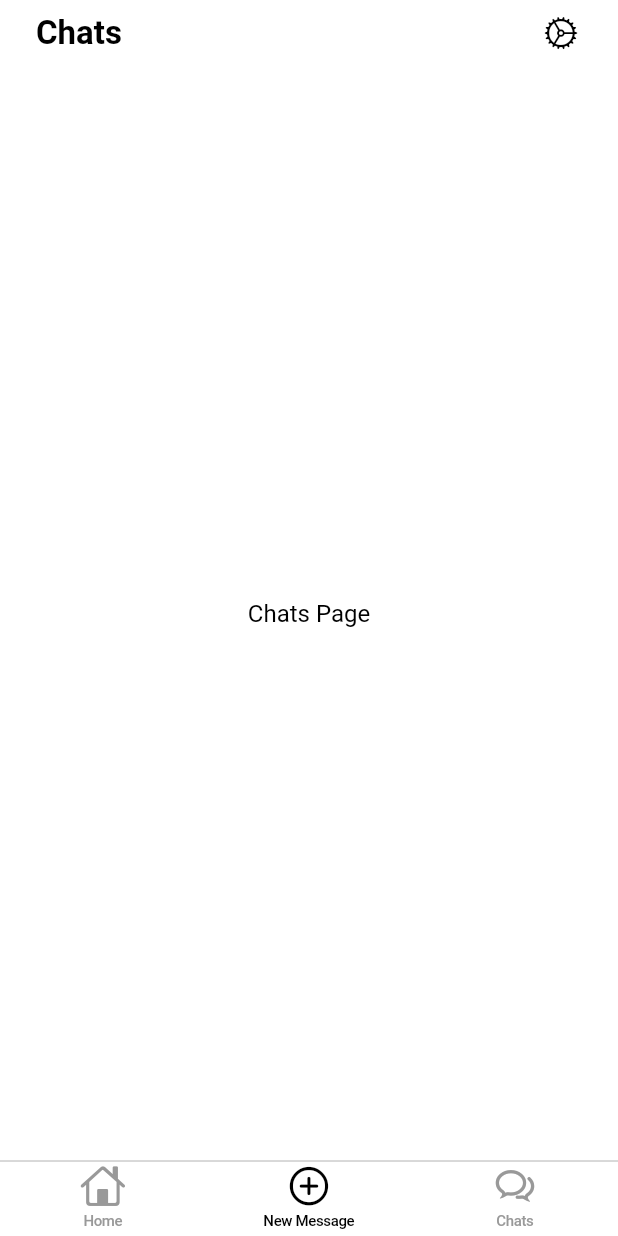
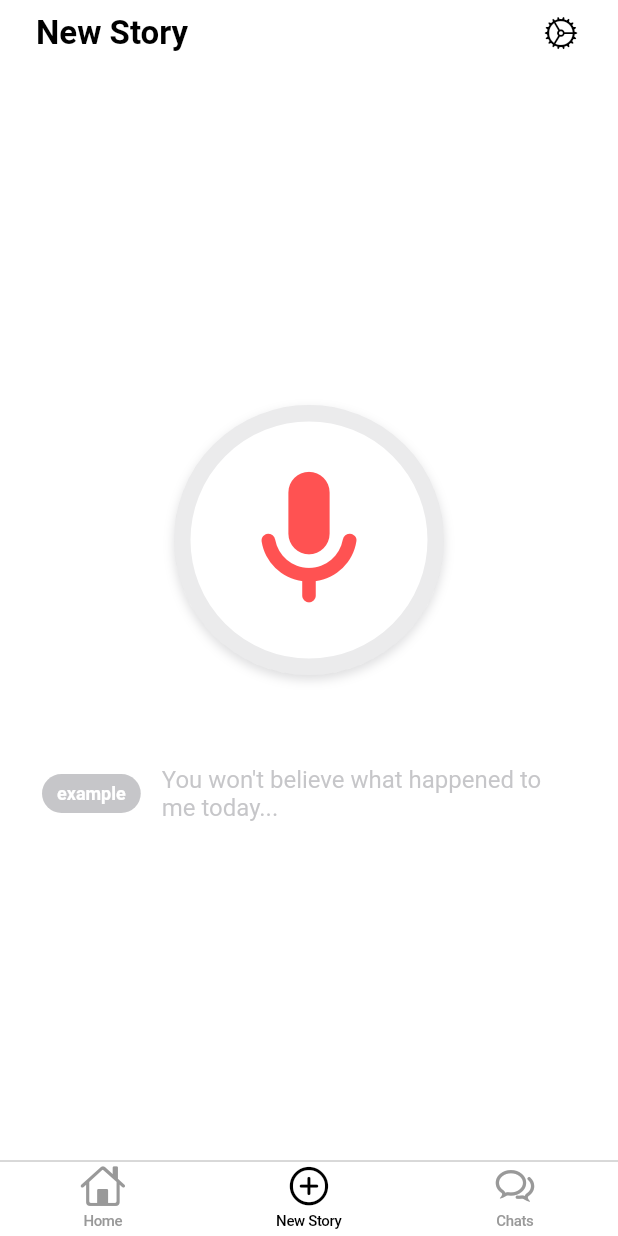
Before and after one commit to ekankr2/listen, a Flutter app: the BaseScaffold screen opened directly, item 2 of the bottom bar chosen, on a phone screen of 412 x 824 dp. Run offline on Flutter 3.47's test engine with Material 3 defaults, Android fonts, the phone set to English and light mode, and no system bars; our stand-ins replace get, get_storage, supabase_flutter; accounts and stored records are empty; project files that could hold a hidden picture were left out.

Commit message:
create new story page ui

```diff
--- a/app/lib/app/routes.dart
+++ b/app/lib/app/routes.dart
@@ -1,10 +1,11 @@
 import 'package:app/presentation/pages/chats/chats_page.dart';
 import 'package:app/presentation/pages/home/home_page.dart';
+import 'package:app/presentation/pages/new-story/new_story_page.dart';
 import 'package:app/presentation/pages/settings/settings_page.dart';
 import 'package:get/get.dart';
 
 class AppPages {
-  static const initial = Routes.home;
+  static const initial = Routes.newStory;
 
   static final routes = [
     GetPage(
@@ -12,8 +13,12 @@ class AppPages {
         page: () => const HomePage(title: 'Listen'),
         transition: Transition.noTransition),
     GetPage(
+        name: '/new-story',
+        page: () => const NewStoryPage(),
+        transition: Transition.noTransition),
+    GetPage(
         name: '/chats',
-        page: () => const Chats(),
+        page: () => const ChatsPage(),
         transition: Transition.noTransition),
     GetPage(
       name: '/settings',
@@ -24,6 +29,7 @@ class AppPages {
 
 abstract class Routes {
   static const home = '/';
+  static const newStory = '/new-story';
   static const chats = '/chats';
   static const settings = '/settings';
 }
--- a/app/lib/controllers/navigation_controller.dart
+++ b/app/lib/controllers/navigation_controller.dart
@@ -10,7 +10,7 @@ class NavigationController extends GetxController {
         Get.offAllNamed('/');
         break;
       case 1:
-        Get.offAllNamed('/new-chat');
+        Get.offAllNamed('/new-story');
         break;
       case 2:
         Get.offAllNamed('/chats');
--- a/app/lib/presentation/pages/chats/chats_page.dart
+++ b/app/lib/presentation/pages/chats/chats_page.dart
@@ -1,8 +1,8 @@
 import 'package:app/presentation/widgets/base_scaffold.dart';
 import 'package:flutter/cupertino.dart';
 
-class Chats extends StatelessWidget {
-  const Chats({super.key});
+class ChatsPage extends StatelessWidget {
+  const ChatsPage({super.key});
 
   @override
   Widget build(BuildContext context) {
--- /dev/null
+++ b/app/lib/presentation/pages/new-story/new_story_page.dart
@@ -0,0 +1,59 @@
+import 'package:app/presentation/widgets/base_scaffold.dart';
+import 'package:app/presentation/widgets/buttons/circle_button.dart';
+import 'package:flutter/cupertino.dart';
+import 'package:flutter/material.dart';
+
+class NewStoryPage extends StatelessWidget {
+  const NewStoryPage({super.key});
+
+  @override
+  Widget build(BuildContext context) {
+    return BaseScaffold(
+      title: 'New Story',
+      body: Center(
+        child: Column(
+          spacing: 60,
+          mainAxisAlignment: MainAxisAlignment.center,
+          children: [
+            CircleButton(
+                padding: 24,
+                onPressed: () {},
+                child: Icon(Icons.mic_rounded,
+                    color: Colors.redAccent, size: 110)),
+            Padding(
+              padding: const EdgeInsets.symmetric(horizontal: 28),
+              child: Row(
+                mainAxisAlignment: MainAxisAlignment.center,
+                children: [
+                  Container(
+                    padding: EdgeInsets.symmetric(horizontal: 10, vertical: 6),
+                    decoration: BoxDecoration(
+                      color: CupertinoColors.systemGrey.withOpacity(0.5),
+                      borderRadius: BorderRadius.circular(
+                          50), // Large radius for pill shape
+                    ),
+                    child: Text(
+                      'example',
+                      style: TextStyle(
+                        color: Colors.white,
+                        fontSize: 12,
+                        fontWeight: FontWeight.w600,
+                      ),
+                    ),
+                  ),
+                  SizedBox(width: 14),
+                  Expanded(
+                    child: Text("You won't believe what happened to me today...",
+                        style: TextStyle(
+                            fontSize: 16,
+                            color: CupertinoColors.systemGrey.withOpacity(0.5))),
+                  )
+                ],
+              ),
+            )
+          ],
+        ),
+      ),
+    );
+  }
+}
--- a/app/lib/presentation/widgets/base_scaffold.dart
+++ b/app/lib/presentation/widgets/base_scaffold.dart
@@ -26,7 +26,7 @@ class BaseScaffold extends StatelessWidget {
           ),
           BottomNavigationBarItem(
             icon: Icon(CupertinoIcons.add_circled),
-            label: 'New Message',
+            label: 'New Story',
           ),
           BottomNavigationBarItem(
             icon: Icon(CupertinoIcons.chat_bubble_2),
```
